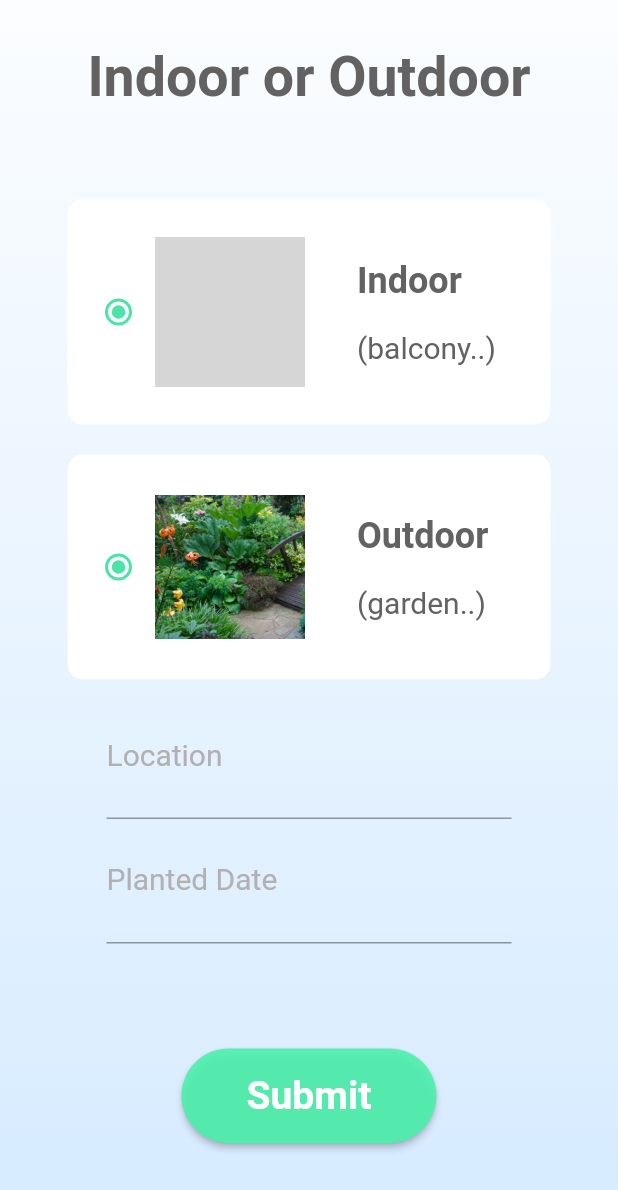
After one commit to Arborigardening/horticulture, a Flutter app: the inorout screen opened directly, on a phone screen of 412 x 824 dp. The commit adds this screen. Shown: the top 1190 px of the screen. Run offline on Flutter 3.47's test engine with Material 2 defaults, Android fonts, the phone set to English and light mode, and no system bars; missing offline and left inert: dart:html; grey boxes are pictures that could not be loaded.

Commit message:
indoor_outdoor

```diff
--- /dev/null
+++ b/lib/indoor_outdoor.dart
@@ -0,0 +1,213 @@
+import 'package:flutter/material.dart';
+import 'package:flutter/src/foundation/key.dart';
+import 'package:flutter/src/widgets/framework.dart';
+import 'package:arbori/plant_added.dart';
+
+class inorout extends StatefulWidget {
+  const inorout({Key? key}) : super(key: key);
+
+  @override
+  State<inorout> createState() => _inoroutState();
+}
+
+class _inoroutState extends State<inorout> {
+  @override
+  Widget build(BuildContext context) {
+    return Scaffold(
+      body: Container(
+        padding: const EdgeInsets.all(30),
+        decoration: BoxDecoration(
+          gradient: LinearGradient(
+              begin: Alignment.topCenter,
+              end: Alignment.bottomCenter,
+              colors: [
+                Color.fromRGBO(251, 253, 255, 1),
+                Color.fromARGB(255, 214, 235, 255)
+              ]),
+        ),
+        child: Center(
+          child: Column(
+            children: [
+              Center(
+                child: Text(
+                  "Indoor or Outdoor",
+                  textAlign: TextAlign.center,
+                  style: TextStyle(
+                    fontSize: 37,
+                    fontWeight: FontWeight.bold,
+                    color: Color.fromRGBO(98, 98, 98, 1),
+                  ),
+                ),
+              ),
+              SizedBox(
+                height: 50,
+              ),
+              Column(
+                children: [
+                  Container(
+                    height: 150,
+                    width: double.infinity,
+                    margin: EdgeInsets.symmetric(horizontal: 15, vertical: 10),
+                    padding: EdgeInsets.all(10),
+                    decoration: BoxDecoration(
+                      color: Colors.white,
+                      borderRadius: BorderRadius.circular(10),
+                    ),
+                    child: Row(children: [
+                      Radio(
+                          value: "",
+                          groupValue: "",
+                          activeColor: Color.fromRGBO(75, 227, 168, 1),
+                          onChanged: (index) {}),
+                      Container(
+                        height: 100,
+                        width: 100,
+                        margin: EdgeInsets.only(right: 15),
+                        child: Image.asset("assets/images/indoor.jpg"),
+                      ),
+                      Padding(
+                        padding:
+                            EdgeInsets.symmetric(horizontal: 20, vertical: 30),
+                        child: Column(
+                            crossAxisAlignment: CrossAxisAlignment.start,
+                            mainAxisAlignment: MainAxisAlignment.spaceBetween,
+                            children: [
+                              Text(
+                                "Indoor",
+                                style: TextStyle(
+                                    fontSize: 24,
+                                    fontWeight: FontWeight.bold,
+                                    color: Color.fromRGBO(98, 98, 98, 1)),
+                              ),
+                              Text(
+                                "(balcony..)",
+                                style: TextStyle(
+                                    fontSize: 20,
+                                    fontWeight: FontWeight.normal,
+                                    color: Color.fromRGBO(98, 98, 98, 1)),
+                              )
+                            ]),
+                      )
+                    ]),
+                  ),
+                  Container(
+                    height: 150,
+                    width: double.infinity,
+                    margin: EdgeInsets.symmetric(horizontal: 15, vertical: 10),
+                    padding: EdgeInsets.all(10),
+                    decoration: BoxDecoration(
+                      color: Colors.white,
+                      borderRadius: BorderRadius.circular(10),
+                    ),
+                    child: Row(children: [
+                      Radio(
+                          value: "",
+                          groupValue: "",
+                          activeColor: Color.fromRGBO(75, 227, 168, 1),
+                          onChanged: (index) {}),
+                      Container(
+                        height: 100,
+                        width: 100,
+                        margin: EdgeInsets.only(right: 15),
+                        child: Image.asset("assets/images/outdoor.jpg"),
+                      ),
+                      Padding(
+                        padding:
+                            EdgeInsets.symmetric(horizontal: 20, vertical: 30),
+                        child: Column(
+                            crossAxisAlignment: CrossAxisAlignment.start,
+                            mainAxisAlignment: MainAxisAlignment.spaceBetween,
+                            children: [
+                              Text(
+                                "Outdoor",
+                                style: TextStyle(
+                                    fontSize: 24,
+                                    fontWeight: FontWeight.bold,
+                                    color: Color.fromRGBO(98, 98, 98, 1)),
+                              ),
+                              Text(
+                                "(garden..)",
+                                style: TextStyle(
+                                    fontSize: 20,
+                                    fontWeight: FontWeight.normal,
+                                    color: Color.fromRGBO(98, 98, 98, 1)),
+                              )
+                            ]),
+                      )
+                    ]),
+                  )
+                ],
+              ),
+              SizedBox(
+                width: 270,
+                child: TextField(
+                  cursorColor: Colors.white,
+                  style: TextStyle(
+                    height: 2,
+                    fontSize: 20,
+                  ),
+                  decoration: InputDecoration(
+                    labelText: "Location",
+                    labelStyle: TextStyle(
+                      fontSize: 20,
+                      color: Color.fromARGB(255, 179, 176, 176),
+                    ),
+                  ),
+                ),
+              ),
+              SizedBox(
+                width: 270,
+                child: TextField(
+                  cursorColor: Colors.white,
+                  style: TextStyle(
+                    height: 2,
+                    fontSize: 20,
+                  ),
+                  decoration: InputDecoration(
+                    labelText: "Planted Date",
+                    labelStyle: TextStyle(
+                      fontSize: 20,
+                      color: Color.fromARGB(255, 179, 176, 176),
+                    ),
+                  ),
+                ),
+              ),
+              SizedBox(height: 70),
+              Column(
+                children: [
+                  Center(
+                      child: SizedBox(
+                    height: 63,
+                    width: 170,
+                    child: ElevatedButton(
+                      onPressed: () {
+                        Navigator.of(context).push(MaterialPageRoute(
+                            builder: (context) => const PlantAdded()));
+                      },
+                      style: ElevatedButton.styleFrom(
+                        primary: Color.fromRGBO(75, 240, 171, 0.89),
+                        shape: RoundedRectangleBorder(
+                          borderRadius: new BorderRadius.circular(35.0),
+                        ),
+                        padding: EdgeInsets.all(10),
+                        // color: Colors.white,
+                      ),
+                      child: Text(
+                        "Submit",
+                        style: TextStyle(
+                            color: Colors.white,
+                            fontSize: 26,
+                            fontWeight: FontWeight.w600),
+                      ),
+                    ),
+                  )),
+                  // SizedBox(height: 35),
+                ],
+              ),
+            ],
+          ),
+        ),
+      ),
+    );
+  }
+}
--- a/lib/plant_added.dart
+++ b/lib/plant_added.dart
@@ -1,3 +1,4 @@
+import 'package:arbori/signup.dart';
 import 'package:flutter/material.dart';
 
 class PlantAdded extends StatefulWidget {
@@ -12,7 +13,7 @@ class _PlantAddedState extends State<PlantAdded> {
   Widget build(BuildContext context) {
     return Scaffold(
       body: Container(
-        padding: const EdgeInsets.fromLTRB(43.0, 240.0, 43.0,0),
+          padding: const EdgeInsets.fromLTRB(43.0, 240.0, 43.0, 0),
           decoration: BoxDecoration(
             gradient: LinearGradient(
                 begin: Alignment.topCenter,
@@ -20,8 +21,7 @@ class _PlantAddedState extends State<PlantAdded> {
                 colors: [
                   Color.fromRGBO(251, 253, 255, 1),
                   Color.fromARGB(255, 214, 235, 255)
-            ]
-          ),
+                ]),
           ),
           child: Column(
             children: [
@@ -29,14 +29,16 @@ class _PlantAddedState extends State<PlantAdded> {
                 padding: const EdgeInsets.fromLTRB(43, 0, 43, 0),
                 child: Image.asset("assets/images/Vector.png"),
               ),
-            SizedBox(height: 25,),
+              SizedBox(
+                height: 25,
+              ),
               Center(
                 child: Text(
                   "Plant_name added for smart care",
                   textAlign: TextAlign.center,
                   style: const TextStyle(
                     fontSize: 24,
-                  color: Color.fromRGBO(98,98,98,1),
+                    color: Color.fromRGBO(98, 98, 98, 1),
                     fontWeight: FontWeight.w500,
                   ),
                 ),
@@ -46,9 +48,12 @@ class _PlantAddedState extends State<PlantAdded> {
                 child: Padding(
                   padding: const EdgeInsets.fromLTRB(43, 80, 43, 0),
                   child: ElevatedButton(
-                      onPressed: () {},
+                    onPressed: () {
+                      Navigator.of(context).push(MaterialPageRoute(
+                          builder: (context) => const MyHomePage()));
+                    },
                     style: ElevatedButton.styleFrom(
-                        primary: Color.fromRGBO(144,139,139,.3),
+                      primary: Color.fromRGBO(144, 139, 139, .3),
                       shape: new RoundedRectangleBorder(
                         borderRadius: new BorderRadius.circular(35.0),
                       ),
@@ -64,9 +69,11 @@ class _PlantAddedState extends State<PlantAdded> {
                   ),
                 ),
               ),
-            SizedBox(height: 25,),
-      ],)
+              SizedBox(
+                height: 25,
               ),
+            ],
+          )),
     );
   }
 }
--- a/lib/plant_details.dart
+++ b/lib/plant_details.dart
@@ -1,23 +1,25 @@
+import 'package:arbori/signup.dart';
 import 'package:flutter/material.dart';
+import 'package:arbori/indoor_outdoor.dart';
 
-class PlantAdded extends StatefulWidget {
-  const PlantAdded({Key? key}) : super(key: key);
+class PlantDetails extends StatefulWidget {
+  const PlantDetails({Key? key}) : super(key: key);
 
   @override
-  State<PlantAdded> createState() => _PlantAddedState();
+  State<PlantDetails> createState() => _PlantDetailsState();
 }
 
-class _PlantAddedState extends State<PlantAdded> {
+class _PlantDetailsState extends State<PlantDetails> {
   @override
   Widget build(BuildContext context) {
     return Scaffold(
-       backgroundColor:Color.fromARGB(255, 178, 203, 224),
-      body:Column(
-          children: [SizedBox(
+      backgroundColor: Color.fromARGB(255, 178, 203, 224),
+      body: Column(
+        children: [
+          SizedBox(
             width: 300,
             height: 280,
           ),
-
           Container(
             //margin: const EdgeInsets.only(left: 20.0, right: 20.0),
             height: 571,
@@ -27,31 +29,33 @@ class _PlantAddedState extends State<PlantAdded> {
                   topRight: Radius.circular(40.0),
                   topLeft: Radius.circular(40.0)),
               color: Colors.white,
-
             ),
             child: Column(
               children: [
                 Padding(
-                  padding: EdgeInsets.fromLTRB(0,15,200, 0),
+                  padding: EdgeInsets.fromLTRB(0, 15, 200, 0),
                   child: const Text(
                     "Aloe Vera",
                     style: TextStyle(
-                      fontWeight: FontWeight.w600,fontSize: 30,
-
+                      fontWeight: FontWeight.w600,
+                      fontSize: 30,
                     ),
                   ),
                 ),
-
               ],
             ),
           ),
-
         ],
       ),
       floatingActionButton: FloatingActionButton.extended(
-          onPressed: (() => {}),
-
-   label: const Text('Add',style: TextStyle(fontSize: 20,fontWeight: FontWeight.w600),),
+        onPressed: (() => {
+              Navigator.of(context).push(
+                  MaterialPageRoute(builder: (context) => const inorout()))
+            }),
+        label: const Text(
+          'Add',
+          style: TextStyle(fontSize: 20, fontWeight: FontWeight.w600),
+        ),
         backgroundColor: Color.fromRGBO(75, 227, 168, 1),
       ),
     );
--- a/lib/signup.dart
+++ b/lib/signup.dart
@@ -1,5 +1,5 @@
 import 'dart:html';
-
+import 'package:arbori/plant_details.dart';
 import 'package:flutter/material.dart';
 
 class MyHomePage extends StatefulWidget {
@@ -176,7 +176,10 @@ class _MyHomePageState extends State<MyHomePage> {
                   color: Colors.white,
                 ),
                 child: ElevatedButton(
-                  onPressed: () {},
+                  onPressed: () {
+                    Navigator.of(context).push(MaterialPageRoute(
+                        builder: (context) => const PlantDetails()));
+                  },
                   style: ElevatedButton.styleFrom(
                     primary: Colors.white,
                     shape: new RoundedRectangleBorder(
```
Also changed, not shown: assets/images/outdoor.jpg (added). Lines whose indentation alone changed are shown as unchanged.
